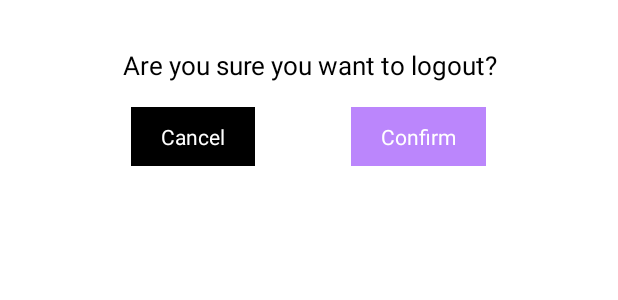
After one commit to eWardsSourav/Project, an Android app: the layout popup_logout.xml on its own in the app's theme, with its tools: preview values and no code run, on a phone screen of 412 x 824 dp. The commit adds this screen. Shown: the top 300 px of the screen. Run offline under Robolectric (Android 15) with nearby library versions, the phone set to English and light mode, and no system bars.

Commit message:
add logout btn

```diff
--- /dev/null
+++ b/app/src/main/res/layout/popup_logout.xml
@@ -0,0 +1,67 @@
+<?xml version="1.0" encoding="utf-8"?>
+<RelativeLayout xmlns:android="http://schemas.android.com/apk/res/android"
+    android:layout_width="match_parent"
+    android:layout_height="wrap_content"
+    android:gravity="center"
+    android:orientation="vertical"
+    android:padding="15dp">
+
+    <LinearLayout
+        android:layout_width="match_parent"
+        android:layout_height="wrap_content"
+        android:gravity="center"
+        android:orientation="vertical">
+
+        <TextView
+            android:id="@+id/popup_otp_edt"
+            android:layout_width="match_parent"
+            android:layout_height="wrap_content"
+            android:padding="16dp"
+            android:textSize="17dp"
+            android:gravity="center"
+            android:text="Are you sure you want to logout?"
+            android:textColor="@color/black"/>
+
+
+
+
+        <LinearLayout
+            android:layout_width="match_parent"
+            android:layout_height="wrap_content"
+            android:gravity="center"
+            android:orientation="horizontal">
+
+            <TextView
+                android:id="@+id/popup_minimize"
+                android:layout_width="wrap_content"
+                android:layout_height="wrap_content"
+                android:layout_centerInParent="true"
+                android:paddingBottom="10dp"
+                android:paddingLeft="20dp"
+                android:background="@color/black"
+                android:layout_marginRight="32dp"
+                android:paddingRight="20dp"
+                android:paddingTop="10dp"
+                android:text="Cancel"
+                android:textColor="@color/white" />
+
+            <TextView
+                android:id="@+id/popup_go_button"
+                android:layout_width="wrap_content"
+                android:layout_height="wrap_content"
+                android:layout_centerInParent="true"
+                android:paddingBottom="10dp"
+                android:paddingLeft="20dp"
+                android:background="@color/purple_200"
+                android:paddingRight="20dp"
+                android:layout_marginLeft="32dp"
+                android:paddingTop="10dp"
+                android:text="Confirm"
+                android:textColor="@color/white" />
+
+        </LinearLayout>
+
+    </LinearLayout>
+
+
+</RelativeLayout>
```
Also changed, not shown: app/src/main/java/com/bongdev/souravproject/HomeActivity.java (+49 -1 lines), app/src/main/res/layout/activity_home.xml (+121 -93 lines), app/src/main/res/drawable/off.png (added).
